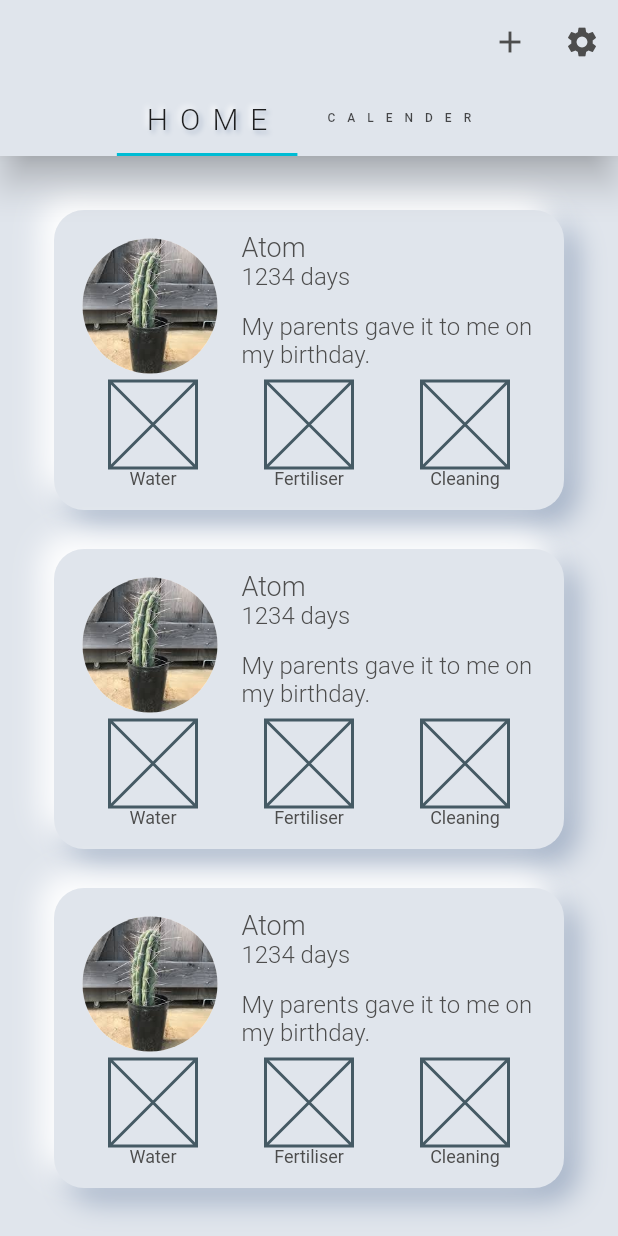
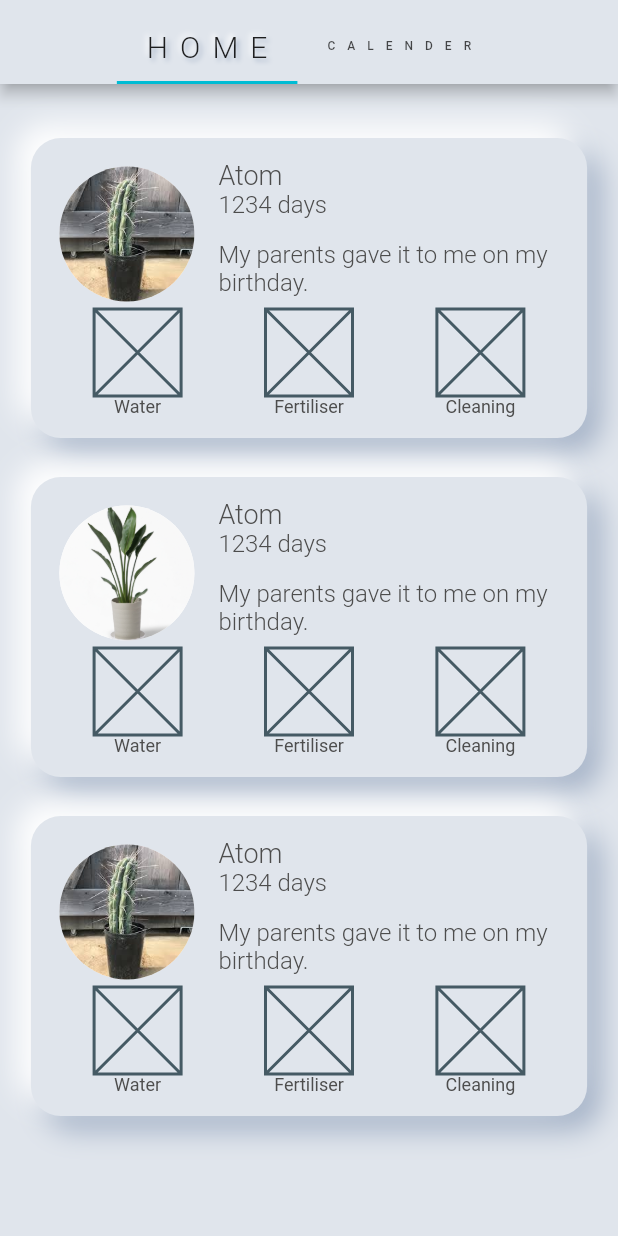
Before and after one commit to naunow/mizyali, a Flutter app: the screen it shows after launch, on a phone screen of 412 x 824 dp. Run offline on Flutter 3.47's test engine with Material 2 defaults, Android fonts, the phone set to English and light mode, and no system bars; our stand-ins replace flutter_svg, google_fonts.

Commit message:
Used TabBar instead of AppBar.

```diff
--- a/lib/main.dart
+++ b/lib/main.dart
@@ -5,12 +5,13 @@ import 'package:google_fonts/google_fonts.dart';
 import 'package:mizyaliapp/configs/AppShadows.dart';
 import 'package:mizyaliapp/screens/calender/calender.dart';
 import 'package:mizyaliapp/screens/home/home.dart';
+import 'package:mizyaliapp/screens/home/widgets/plant_card.dart';
+import 'package:mizyaliapp/screens/splash_screen/splash_screen.dart';
 
-//void main() {
-//  debugPaintSizeEnabled = false;
-//  runApp(MyApp());
-//}
-void main() => runApp(MyApp());
+void main() {
+  debugPaintSizeEnabled = false;
+  runApp(MyApp());
+}
 
 class MyApp extends StatelessWidget {
   @override
@@ -77,23 +78,13 @@ class HomePath extends StatelessWidget {
   @override
   Widget build(BuildContext context) {
     return DefaultTabController(
-        length: 2,
+        length: _tabs().length,
         child: Scaffold(
             appBar: AppBar(
-              elevation: 10,
-              actions: <Widget>[
-                IconButton(
-                  icon: Icon(Icons.add),
-                  color: AppColors.black,
-                  onPressed: () {},
-                ),
-                IconButton(
-                  icon: Icon(Icons.settings),
-                  color: AppColors.black,
-                  onPressed: () {},
-                ),
-              ],
-              bottom: TabBar(
+              flexibleSpace: Column(
+                mainAxisAlignment: MainAxisAlignment.end,
+                children: <Widget>[
+                  TabBar(
                     isScrollable: true,
                     unselectedLabelStyle: TextStyle(fontSize: 8),
                     labelStyle: TextStyle(
@@ -101,23 +92,30 @@ class HomePath extends StatelessWidget {
                         letterSpacing: 8.0,
                         shadows: AppShadows.font_shadow,
                         fontWeight: FontWeight.w300),
-                tabs: [
-                  Tab(
-                    text: 'HOME',
-                  ),
-                  Tab(
-                    text: 'CALENDER',
-                  ),
+                    tabs: _tabs(),
+                  )
                 ],
               ),
             ),
             body: TabBarView(
-              children: <Widget>[
+              children: _tabBarViews(),
+            ))
+    );
+  }
+}
+
+List<Tab> _tabs() {
+  return [
+    Tab(text: 'HOME'),
+    Tab(text: 'CALENDER'),
+  ];
+}
+
+List<Widget> _tabBarViews() {
+  return [
     Home(),
     Calender(),
-              ],
-            )));
-  }
+  ];
 }
 
 
--- a/lib/screens/home/home.dart
+++ b/lib/screens/home/home.dart
@@ -14,15 +14,15 @@ class _HomeState extends State<Home> {
     return Scaffold(
       body: SingleChildScrollView(
         scrollDirection: Axis.vertical,
-        padding: EdgeInsets.all(36.0),
+        padding: EdgeInsets.symmetric(vertical :36.0),
         child: Center(
           child: Column(
             children: <Widget>[
-              PlantCard(),
+              PlantCard(imagePath: 'assets/images/cactus.jpg',),
               SizedBox(height: 26,),
-              PlantCard(),
+              PlantCard(imagePath: 'assets/images/squareplant.jpg',),
               SizedBox(height: 26,),
-              PlantCard(),
+              PlantCard(imagePath: 'assets/images/cactus.jpg',),
           ],),
         ),
       ),
--- a/lib/screens/home/widgets/plant_card.dart
+++ b/lib/screens/home/widgets/plant_card.dart
@@ -6,18 +6,21 @@ import 'package:mizyaliapp/screens/home/widgets/plant_pic.dart';
 import 'package:mizyaliapp/screens/home/widgets/chart_area.dart';
 
 class PlantCard extends StatefulWidget {
+  final String imagePath;
+
+  const PlantCard({Key key, this.imagePath}) : super(key: key);
+
   @override
   _PlantCardState createState() => _PlantCardState();
 }
 
 class _PlantCardState extends State<PlantCard> {
-
   @override
   Widget build(BuildContext context) {
     var size = MediaQuery.of(context).size;
     return Container(
       padding: EdgeInsets.all(14),
-      width: size.width * .85,
+      width: size.width * .90,
       //height: 300,
       decoration: BoxDecoration(
         boxShadow: AppShadows.pop_shadow,
@@ -30,7 +33,7 @@ class _PlantCardState extends State<PlantCard> {
             crossAxisAlignment: CrossAxisAlignment.start,
             mainAxisSize: MainAxisSize.max,
             children: <Widget>[
-              PlantPic(),
+              PlantPic(imagePath: widget.imagePath),
               PlantInfo(),
             ],
           ),
--- a/lib/screens/home/widgets/plant_pic.dart
+++ b/lib/screens/home/widgets/plant_pic.dart
@@ -1,22 +1,28 @@
 import 'package:flutter/material.dart';
 import 'package:mizyaliapp/configs/AppColors.dart';
 
-class PlantPic extends StatefulWidget {
-  @override
-  _PlantPicState createState() => _PlantPicState();
-}
 
-class _PlantPicState extends State<PlantPic> {
+class PlantPic extends StatelessWidget {
+  final String imagePath;
+
+  const PlantPic({Key key, this.imagePath}) : super(key: key);
+
   @override
   Widget build(BuildContext context) {
-    return Container(
+    return
+//      CircleAvatar(backgroundColor: AppColors.black,
+//        radius: 50,
+//        backgroundImage: AssetImage('assets/images/cactus.jpg'),
+//        foregroundColor: Colors.orange);
+
+      Container(
       margin: EdgeInsets.only(right: 11),
       child: ClipPath(
         child: new Container(
           color: AppColors.light_shadow,
           width: 100.0,
           height: 100.0,
-          child: Image.asset('assets/images/cactus.jpg'),
+          child: Image.asset(imagePath),
         ),
         clipper: CircleClipper(),
       ),
--- a/pubspec.yaml
+++ b/pubspec.yaml
@@ -13,6 +13,7 @@ dependencies:
 
   cupertino_icons: ^0.1.2
   google_fonts:
+  flutter_svg: ^0.17.4
 
 dev_dependencies:
   flutter_test:
```
Also changed, not shown: lib/screens/splash_screen/splash_screen.dart (added, +48 -0 lines), assets/icons/plant.png (deleted), pubspec.lock. Lines whose indentation alone changed are shown as unchanged.
